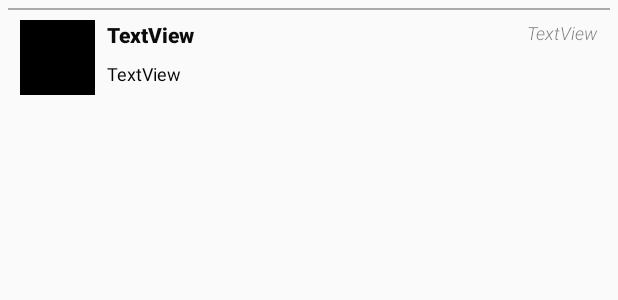
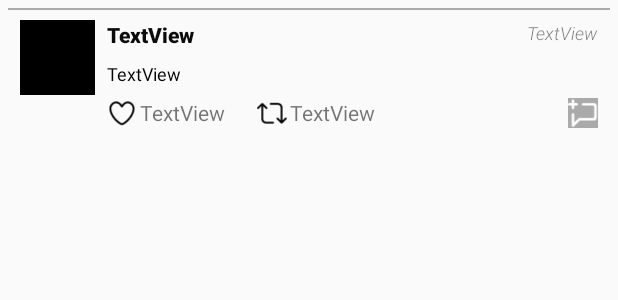
Before and after one commit to spiralcloudah/MySimpleTweets, an Android app: the layout item_tweet.xml on its own in the app's theme, with its tools: preview values and no code run, on a phone screen of 412 x 824 dp. Shown: the top 300 px of the screen. Run offline under Robolectric (Android 15) with nearby library versions, the phone set to English and light mode, and no system bars.

```diff
--- a/app/src/main/java/com/codepath/apps/restclienttemplate/TimelineActivity.java
+++ b/app/src/main/java/com/codepath/apps/restclienttemplate/TimelineActivity.java
@@ -113,7 +113,7 @@ public class TimelineActivity extends AppCompatActivity {
         // init the arraylist (data source)
         tweets = new ArrayList<>();
         // construct the adapter from this datasource
-        tweetAdapter = new TweetAdapter(tweets);
+        tweetAdapter = new TweetAdapter(tweets, client);
         // RecyclerView setup (layout manager, use adapter)
         rvTweets.setLayoutManager(new LinearLayoutManager(this));
         // set the adapter
--- a/app/src/main/res/layout/item_tweet.xml
+++ b/app/src/main/res/layout/item_tweet.xml
@@ -68,4 +68,59 @@
         android:layout_height="1dp"
         android:background="@android:color/darker_gray"
         app:layout_constraintTop_toTopOf="parent" />
+
+    <ImageButton
+        android:id="@+id/ibFavorite"
+        android:layout_width="20dp"
+        android:layout_height="20dp"
+        android:layout_marginTop="8dp"
+        android:background="@android:color/white"
+        android:backgroundTint="@android:color/transparent"
+        android:scaleType="centerInside"
+        app:layout_constraintStart_toStartOf="@+id/tvBody"
+        app:layout_constraintTop_toBottomOf="@+id/tvBody"
+        app:srcCompat="@drawable/ic_vector_heart_stroke" />
+
+    <ImageButton
+        android:id="@+id/ibRetweet"
+        android:layout_width="20dp"
+        android:layout_height="20dp"
+        android:layout_marginStart="80dp"
+        android:background="@android:color/white"
+        android:backgroundTint="@android:color/transparent"
+        android:scaleType="centerInside"
+        app:layout_constraintStart_toEndOf="@+id/ibFavorite"
+        app:layout_constraintTop_toTopOf="@+id/ibFavorite"
+        app:srcCompat="@drawable/ic_vector_retweet_stroke" />
+
+    <ImageButton
+        android:id="@+id/ibReply"
+        android:layout_width="20dp"
+        android:layout_height="20dp"
+        android:layout_marginEnd="8dp"
+        android:background="@android:color/white"
+        android:backgroundTint="@android:color/darker_gray"
+        android:scaleType="centerInside"
+        app:layout_constraintEnd_toEndOf="parent"
+        app:layout_constraintTop_toTopOf="@+id/ibRetweet"
+        app:srcCompat="@drawable/vector_compose_dm_fab" />
+
+    <TextView
+        android:id="@+id/tvFavoriteCount"
+        android:layout_width="wrap_content"
+        android:layout_height="wrap_content"
+        android:layout_marginStart="2dp"
+        android:text="TextView"
+        app:layout_constraintStart_toEndOf="@+id/ibFavorite"
+        app:layout_constraintTop_toTopOf="@+id/ibFavorite" />
+
+    <TextView
+        android:id="@+id/tvRetweetCount"
+        android:layout_width="wrap_content"
+        android:layout_height="wrap_content"
+        android:layout_marginStart="2dp"
+        android:text="TextView"
+        app:layout_constraintStart_toEndOf="@+id/ibRetweet"
+        app:layout_constraintTop_toTopOf="@+id/ibFavorite" />
+
 </android.support.constraint.ConstraintLayout>
```
Also changed, not shown: app/src/main/java/com/codepath/apps/restclienttemplate/TweetAdapter.java (+78 -3 lines), app/src/main/java/com/codepath/apps/restclienttemplate/TwitterClient.java (+31 -0 lines), app/src/main/java/com/codepath/apps/restclienttemplate/models/Tweet.java (+11 -0 lines).
